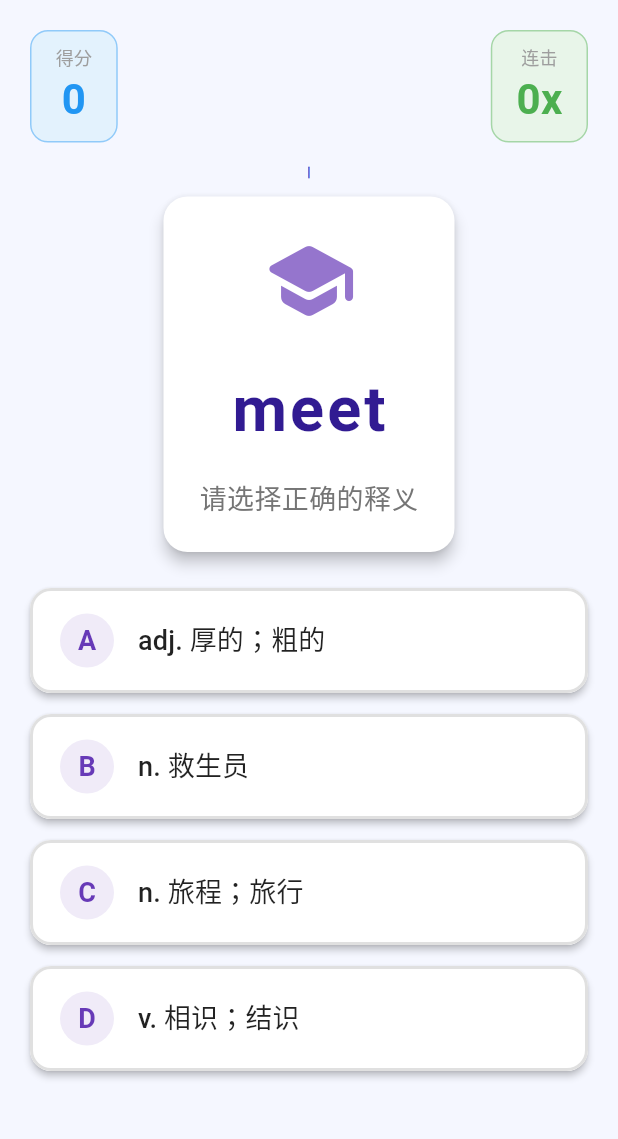
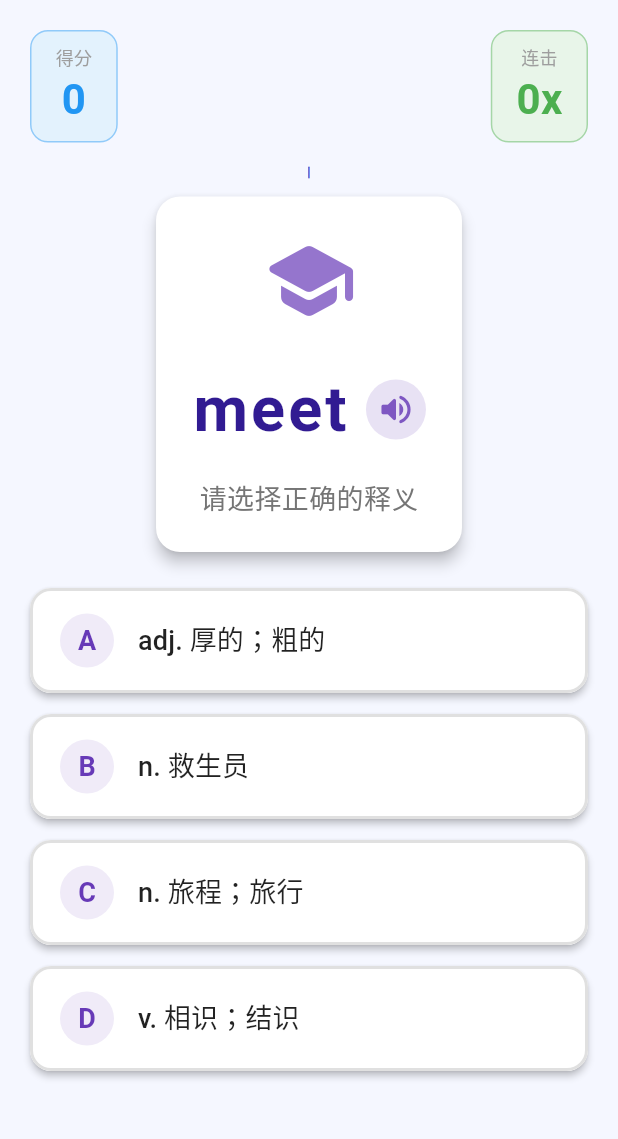
Before and after one commit to alanfoxye/oxford-word-game, a Flutter app: the GamePage screen opened directly, on a phone screen of 412 x 824 dp, the part 84-1223 px from its top. Run offline on Flutter 3.47's test engine with Material 3 defaults, Android fonts, the phone set to English and light mode, and no system bars; our stand-ins replace image_picker, open_filex, shared_preferences; accounts and stored records are empty; Roboto replaces fonts that are missing (Microsoft YaHei).

Commit message:
feat: 选择题词卡添加发音喇叭图标

```diff
--- a/lib/main.dart
+++ b/lib/main.dart
@@ -3303,6 +3303,20 @@ class _GamePageState extends State<GamePage> with TickerProviderStateMixin {
   late AnimationController _bounceController;
   late Animation<double> _bounceAnimation;
 
+  // TTS 发音通道（与错词本共用）
+  static const _ttsPlatform = MethodChannel('com.example.oxford_word_game/tts');
+
+  Future<void> _speakWord(String word) async {
+    try {
+      await _ttsPlatform.invokeMethod('speak', {
+        'text': word,
+        'rate': LearningStats().ttsSpeechRate,
+      });
+    } catch (e) {
+      // 忽略 TTS 错误
+    }
+  }
+
   @override
   void initState() {
     super.initState();
@@ -3650,7 +3664,10 @@ class _GamePageState extends State<GamePage> with TickerProviderStateMixin {
                               ),
                             const SizedBox(height: 24),
 
-                            // 单词显示
+                            // 单词 + 发音喇叭
+                            Row(
+                              mainAxisSize: MainAxisSize.min,
+                              children: [
                                 Text(
                                   currentWord.word,
                                   style: TextStyle(
@@ -3663,6 +3680,25 @@ class _GamePageState extends State<GamePage> with TickerProviderStateMixin {
                                         : Colors.deepPurple[900],
                                     letterSpacing: 2,
                                   ),
+                                ),
+                                const SizedBox(width: 12),
+                                GestureDetector(
+                                  onTap: () => _speakWord(currentWord.word),
+                                  child: Container(
+                                    width: 40,
+                                    height: 40,
+                                    decoration: BoxDecoration(
+                                      color: Colors.deepPurple.withOpacity(0.15),
+                                      shape: BoxShape.circle,
+                                    ),
+                                    child: Icon(
+                                      Icons.volume_up_rounded,
+                                      color: Colors.deepPurple[400],
+                                      size: 26,
+                                    ),
+                                  ),
+                                ),
+                              ],
                             ),
                             const SizedBox(height: 16),
 
```
Lines whose indentation alone changed are shown as unchanged.
